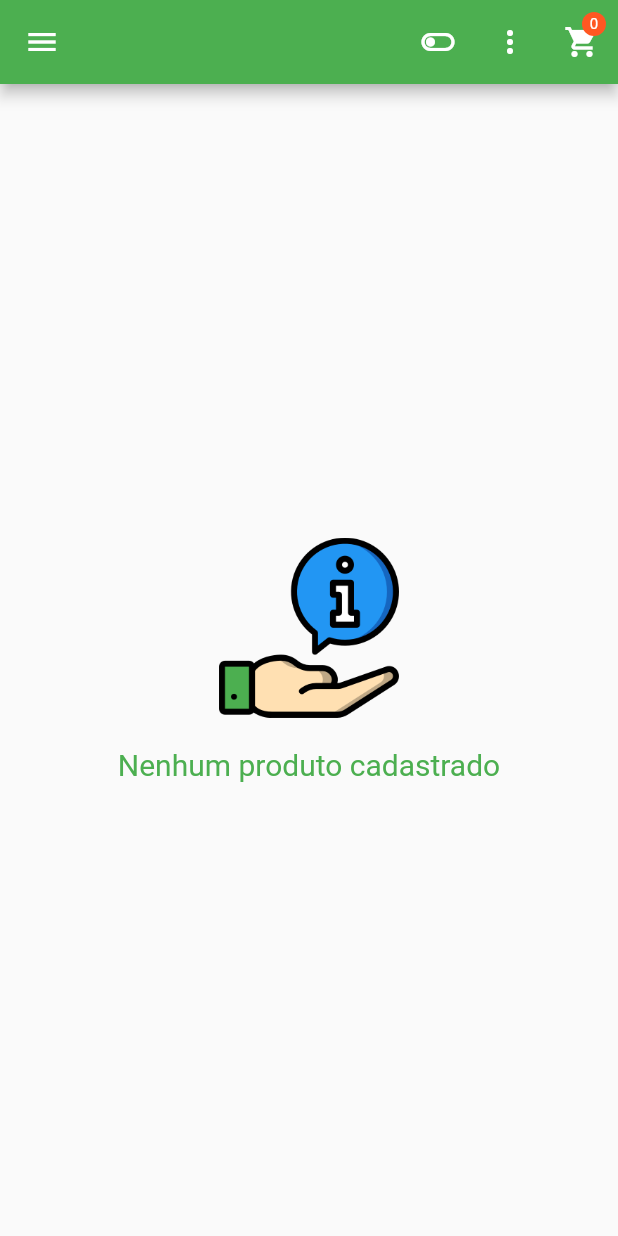
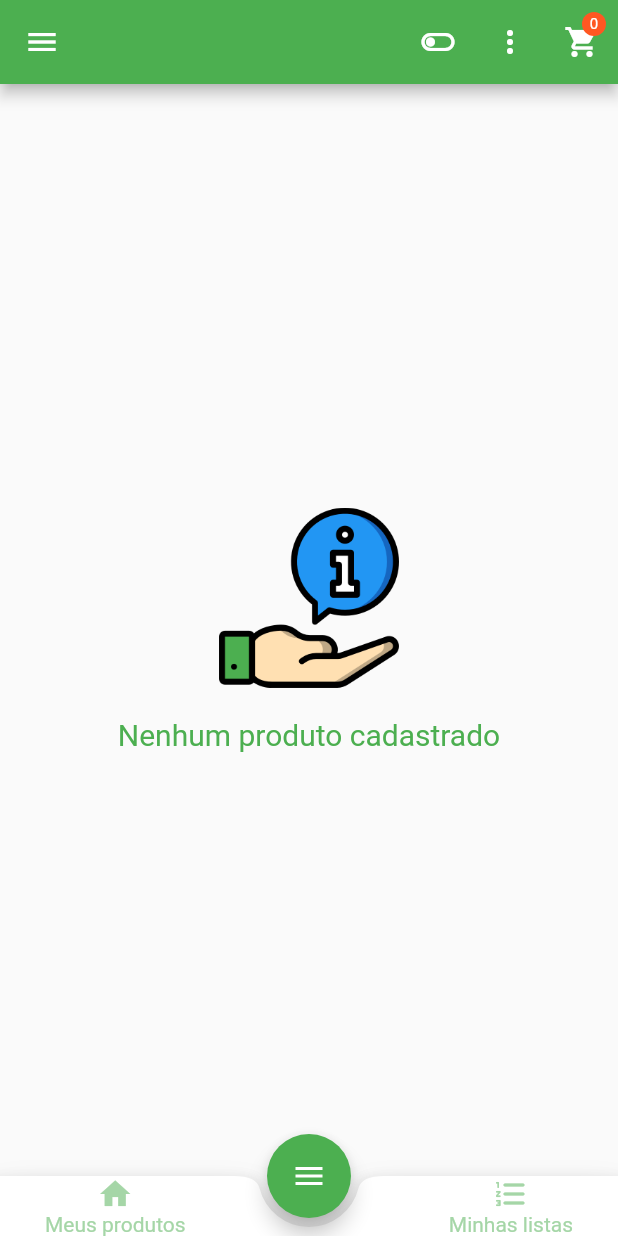
Before and after one commit to MarthinKorb/Lista-de-compras, a Flutter app: the screen it shows after launch, on a phone screen of 412 x 824 dp. Run offline on Flutter 3.47's test engine with Material 2 defaults, Android fonts, the phone set to English and light mode, and no system bars; our stand-ins replace sqflite; accounts and stored records are empty.

Commit message:
Adding BottomAppBar Navigaton and Docked FloatingActionButton

```diff
--- a/lib/modules/Cart/infra/ui/cart_item_widget.dart
+++ b/lib/modules/Cart/infra/ui/cart_item_widget.dart
@@ -38,7 +38,7 @@ class CartItemWidget extends StatelessWidget {
                   borderRadius: BorderRadius.circular(6),
                 ),
                 child: Container(
-                  child: FlatButton(
+                  child: TextButton(
                     onPressed: () => Navigator.of(ctx).pop(false),
                     child: Text(
                       'Não',
@@ -52,9 +52,9 @@ class CartItemWidget extends StatelessWidget {
                   color: Theme.of(context).errorColor,
                   borderRadius: BorderRadius.circular(6),
                 ),
-                child: FlatButton(
+                child: TextButton(
                   onPressed: () {
-                    Scaffold.of(context).showSnackBar(
+                    ScaffoldMessenger.of(context).showSnackBar(
                       SnackBar(
                         content:
                             Text('${cartItem.title} removido do carrinho.'),
--- a/lib/modules/Order/infra/ui/orders_screen.dart
+++ b/lib/modules/Order/infra/ui/orders_screen.dart
@@ -1,7 +1,6 @@
 import 'package:flutter/material.dart';
 import 'package:lista_de_compras/modules/Order/domain/orders_provider.dart';
 import 'package:lista_de_compras/modules/Order/infra/ui/order_widget.dart';
-import 'package:lista_de_compras/shared/widgets/app_drawer.dart';
 import 'package:provider/provider.dart';
 
 class OrdersScreen extends StatelessWidget {
@@ -10,10 +9,6 @@ class OrdersScreen extends StatelessWidget {
     final ordersProvider = Provider.of<OrdersProvider>(context, listen: false);
 
     return Scaffold(
-      appBar: AppBar(
-        title: Text('Minhas Listas'),
-      ),
-      drawer: AppDrawer(),
       body: ordersProvider.orders.length > 0
           ? ListView.builder(
               itemCount: ordersProvider.orders.length,
--- a/lib/modules/Product/infra/ui/product_home_page.dart
+++ b/lib/modules/Product/infra/ui/product_home_page.dart
@@ -1,9 +1,13 @@
 import 'package:flutter/material.dart';
 import 'package:lista_de_compras/app_routes.dart';
 import 'package:lista_de_compras/modules/Cart/domain/cart_provider.dart';
+import 'package:lista_de_compras/modules/Order/infra/ui/orders_screen.dart';
+import 'package:lista_de_compras/modules/Product/infra/ui/products_maintenance.dart';
 import 'package:lista_de_compras/modules/Product/infra/ui/products_view.dart';
 import 'package:lista_de_compras/shared/widgets/app_drawer.dart';
 import 'package:lista_de_compras/shared/widgets/badge.dart';
+import 'package:lista_de_compras/shared/widgets/my_bottom_app_bar.dart';
+import 'package:lista_de_compras/shared/widgets/my_floating_action_button.dart';
 
 import 'package:provider/provider.dart';
 
@@ -20,6 +24,8 @@ class ProductHomePage extends StatefulWidget {
 class _ProductHomePageState extends State<ProductHomePage> {
   bool _showFavoritesOnly = false;
   bool _showListMode = true;
+
+  PageController _myPage = PageController(initialPage: 0);
 
   @override
   Widget build(BuildContext context) {
@@ -42,10 +48,20 @@ class _ProductHomePageState extends State<ProductHomePage> {
         ],
       ),
       drawer: AppDrawer(),
-      body: ProductsView(
-        showOnlyFavorites: _showFavoritesOnly,
-        showListMode: _showListMode,
+      body: PageView(
+        controller: _myPage,
+        children: [
+          ProductsView(
+            showOnlyFavorites: _showFavoritesOnly,
+            showListMode: _showListMode,
+          ),
+          OrdersScreen(),
+          ProductsMaintenance(),
+        ],
       ),
+      floatingActionButton: MyFloatingActionButton(),
+      floatingActionButtonLocation: FloatingActionButtonLocation.centerDocked,
+      bottomNavigationBar: MyBottomAppBar(myPage: _myPage),
     );
   }
 
--- a/lib/modules/Product/infra/ui/product_item.dart
+++ b/lib/modules/Product/infra/ui/product_item.dart
@@ -72,6 +72,7 @@ class ProductItem extends StatelessWidget {
                     );
 
                     // productsProvider.removeProduct(product);
+                    // ignore: dead_code
                     ScaffoldMessenger.of(context).hideCurrentSnackBar();
                     ScaffoldMessenger.of(context).showSnackBar(
                       SnackBar(
--- /dev/null
+++ b/lib/shared/widgets/my_bottom_app_bar.dart
@@ -0,0 +1,83 @@
+import 'package:flutter/material.dart';
+
+class MyBottomAppBar extends StatefulWidget {
+  final PageController myPage;
+
+  const MyBottomAppBar({
+    @required this.myPage,
+  });
+
+  @override
+  _MyBottomAppBarState createState() => _MyBottomAppBarState();
+}
+
+class _MyBottomAppBarState extends State<MyBottomAppBar> {
+  @override
+  Widget build(BuildContext context) {
+    return BottomAppBar(
+      notchMargin: 6,
+      shape: CircularNotchedRectangle(),
+      child: Row(
+        mainAxisAlignment: MainAxisAlignment.spaceBetween,
+        children: [
+          Container(
+            padding: EdgeInsets.only(left: 30),
+            child: InkWell(
+              onTap: () {
+                widget.myPage.jumpToPage(0);
+                setState(() {});
+              },
+              child: Column(
+                mainAxisSize: MainAxisSize.min,
+                children: [
+                  Icon(
+                    Icons.home,
+                    color: widget.myPage.page == 0
+                        ? Colors.green
+                        : Colors.green[200],
+                  ),
+                  Text(
+                    'Meus produtos',
+                    style: TextStyle(
+                      color: widget.myPage.page == 0
+                          ? Colors.green
+                          : Colors.green[200],
+                    ),
+                  ),
+                ],
+              ),
+            ),
+          ),
+          Container(
+            padding: EdgeInsets.only(right: 30),
+            child: InkWell(
+              onTap: () {
+                widget.myPage.jumpToPage(1);
+                setState(() {});
+              },
+              child: Column(
+                mainAxisSize: MainAxisSize.min,
+                children: [
+                  Icon(
+                    Icons.format_list_numbered_rounded,
+                    color: widget.myPage.page == 1
+                        ? Colors.green
+                        : Colors.green[200],
+                  ),
+                  Text(
+                    'Minhas listas',
+                    style: TextStyle(
+                      color: widget.myPage.page == 1
+                          ? Colors.green
+                          : Colors.green[200],
+                    ),
+                  ),
+                ],
+              ),
+            ),
+          ),
+        ],
+      ),
+    );
+  }
+}
--- /dev/null
+++ b/lib/shared/widgets/my_floating_action_button.dart
@@ -0,0 +1,100 @@
+import 'package:flutter/material.dart';
+import 'package:lista_de_compras/app_routes.dart';
+
+class MyFloatingActionButton extends StatefulWidget {
+  @override
+  _MyFloatingActionButtonState createState() => _MyFloatingActionButtonState();
+}
+
+class _MyFloatingActionButtonState extends State<MyFloatingActionButton>
+    with SingleTickerProviderStateMixin {
+  bool isOpened = false;
+  AnimationController _animationController;
+  Animation<Color> _animateColor;
+  Animation<double> _animateIcon;
+  Curve _curve = Curves.easeOut;
+
+  @override
+  initState() {
+    _animationController =
+        AnimationController(vsync: this, duration: Duration(milliseconds: 500))
+          ..addListener(() {
+            setState(() {});
+          });
+    _animateIcon =
+        Tween<double>(begin: 0.0, end: 1.0).animate(_animationController);
+
+    _animateColor = ColorTween(
+      begin: Colors.green,
+      end: Colors.green,
+    ).animate(
+      CurvedAnimation(
+        parent: _animationController,
+        curve: Interval(
+          0.00,
+          1.00,
+          curve: _curve,
+        ),
+      ),
+    );
+    super.initState();
+  }
+
+  @override
+  dispose() {
+    _animationController.dispose();
+    super.dispose();
+  }
+
+  animate() {
+    if (!isOpened) {
+      _animationController.forward();
+    } else {
+      _animationController.reverse();
+    }
+    isOpened = !isOpened;
+  }
+
+  Widget toggle() {
+    return FloatingActionButton(
+      backgroundColor: _animateColor.value,
+      onPressed: () {
+        _displaysBottomSheet(context, isOpened);
+        animate();
+      },
+      child: AnimatedIcon(
+        icon: AnimatedIcons.menu_close,
+        progress: _animateIcon,
+      ),
+    );
+  }
+
+  @override
+  Widget build(BuildContext context) {
+    return toggle();
+  }
+}
+
+void _displaysBottomSheet(BuildContext context, bool isOpened) {
+  isOpened
+      ? Navigator.pop(context)
+      : Scaffold.of(context).showBottomSheet(
+          (context) => Container(
+            height: 200,
+            padding: EdgeInsets.only(top: 20),
+            color: Colors.white70,
+            child: Column(
+              mainAxisSize: MainAxisSize.min,
+              children: [
+                ListTile(
+                  leading: Icon(Icons.edit),
+                  title: Text('Editar produto'),
+                  onTap: () => {
+                    Navigator.pushNamed(context, AppRoutes.PRODUCTS_MAINTENANCE)
+                  },
+                ),
+              ],
+            ),
+          ),
+        );
+}
```
Also changed, not shown: lib/modules/Product/infra/ui/products_maintenance.dart (+8 -10 lines), lib/shared/widgets/app_drawer.dart (+0 -8 lines).
